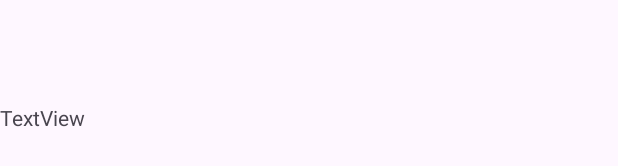
After one commit to b0ink/10.1-PersonalizedLearningExperienceApp, an Android app: the layout activity_quiz.xml on its own in the app's theme, with its tools: preview values and no code run, on a phone screen of 412 x 824 dp. The commit adds this screen. Shown: the part 175-341 px from the top of the screen. Run offline under Robolectric (Android 15) with nearby library versions, the phone set to English and light mode, and no system bars.

Commit message:
Init quizAcitivty page

```diff
--- a/app/src/main/AndroidManifest.xml
+++ b/app/src/main/AndroidManifest.xml
@@ -15,6 +15,9 @@
         android:theme="@style/Theme.PersonalizedLearningExperience"
         android:usesCleartextTraffic="true"
         tools:targetApi="31">
+        <activity
+            android:name=".QuizActivity"
+            android:exported="false" />
         <activity
             android:name=".InterestsActivity"
             android:exported="false" />
--- /dev/null
+++ b/app/src/main/res/layout/activity_quiz.xml
@@ -0,0 +1,18 @@
+<?xml version="1.0" encoding="utf-8"?>
+<androidx.constraintlayout.widget.ConstraintLayout xmlns:android="http://schemas.android.com/apk/res/android"
+    xmlns:app="http://schemas.android.com/apk/res-auto"
+    xmlns:tools="http://schemas.android.com/tools"
+    android:id="@+id/main"
+    android:layout_width="match_parent"
+    android:layout_height="match_parent"
+    tools:context=".QuizActivity">
+
+    <TextView
+        android:id="@+id/tvQuestion1"
+        android:layout_width="wrap_content"
+        android:layout_height="wrap_content"
+        android:layout_marginTop="185dp"
+        android:text="TextView"
+        app:layout_constraintTop_toTopOf="parent"
+        tools:layout_editor_absoluteX="74dp" />
+</androidx.constraintlayout.widget.ConstraintLayout>
```
Also changed, not shown: app/src/main/java/com/example/personalizedlearningexperience/MainActivity.java (+1 -51 lines), app/src/main/java/com/example/personalizedlearningexperience/QuizActivity.java (added, +71 -0 lines), app/src/main/java/com/example/personalizedlearningexperience/QuizParser.java (added, +61 -0 lines).
